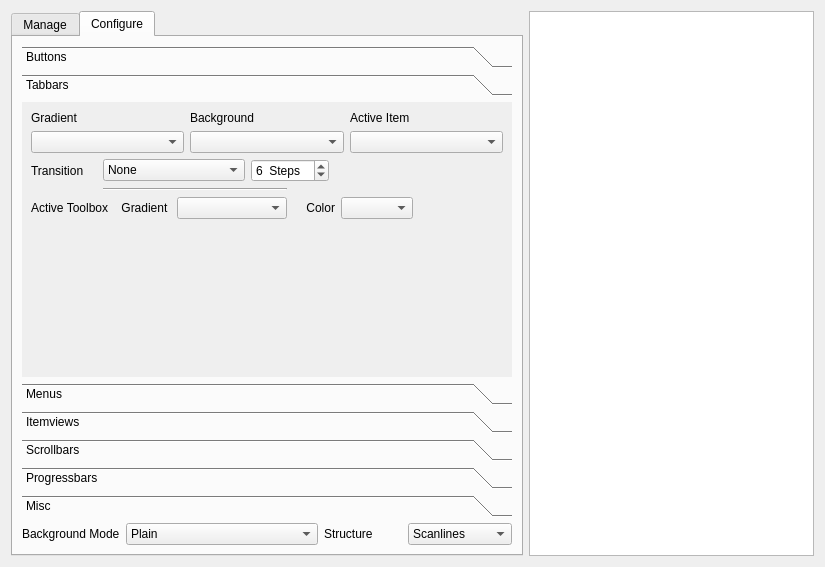
Above: config/config.ui from deiv/bespin-pkg before the change. Below: the same form after it.
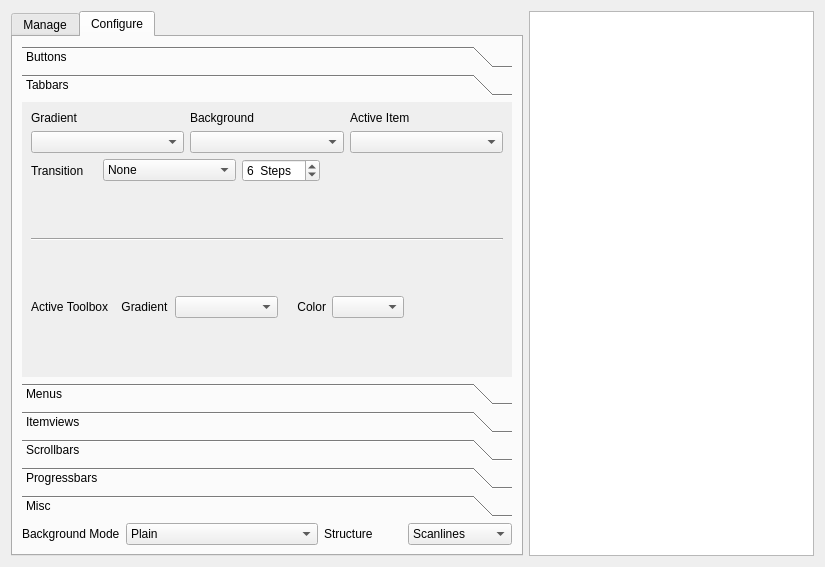
That is the form after the change.

Commit message: more geometry adjustments, shadows, button outlining

```diff
--- a/config/config.ui
+++ b/config/config.ui
@@ -470,24 +470,50 @@
              </property>
             </spacer>
            </item>
-           <item row="2" column="1" colspan="3" >
+           <item row="2" column="2" >
+            <spacer>
+             <property name="orientation" >
+              <enum>Qt::Vertical</enum>
+             </property>
+             <property name="sizeHint" >
+              <size>
+               <width>31</width>
+               <height>31</height>
+              </size>
+             </property>
+            </spacer>
+           </item>
+           <item row="3" column="0" colspan="8" >
             <widget class="Line" name="line_3" >
              <property name="orientation" >
               <enum>Qt::Horizontal</enum>
              </property>
             </widget>
            </item>
-           <item row="3" column="0" colspan="2" >
+           <item row="4" column="2" >
+            <spacer>
+             <property name="orientation" >
+              <enum>Qt::Vertical</enum>
+             </property>
+             <property name="sizeHint" >
+              <size>
+               <width>31</width>
+               <height>31</height>
+              </size>
+             </property>
+            </spacer>
+           </item>
+           <item row="5" column="0" colspan="2" >
             <widget class="QLabel" name="label_22" >
              <property name="text" >
               <string>Active Toolbox    Gradient</string>
              </property>
             </widget>
            </item>
-           <item row="3" column="2" colspan="2" >
+           <item row="5" column="2" colspan="2" >
             <widget class="QComboBox" name="gradTool" />
            </item>
-           <item row="3" column="4" colspan="2" >
+           <item row="5" column="4" colspan="2" >
             <widget class="QLabel" name="label_23" >
              <property name="text" >
               <string>Color</string>
@@ -497,10 +523,10 @@
              </property>
             </widget>
            </item>
-           <item row="3" column="6" >
+           <item row="5" column="6" >
             <widget class="QComboBox" name="crTool" />
            </item>
-           <item row="3" column="7" >
+           <item row="5" column="7" >
             <spacer>
              <property name="orientation" >
               <enum>Qt::Horizontal</enum>
@@ -513,15 +539,15 @@
              </property>
             </spacer>
            </item>
-           <item row="4" column="1" colspan="2" >
+           <item row="6" column="2" >
             <spacer>
              <property name="orientation" >
               <enum>Qt::Vertical</enum>
              </property>
              <property name="sizeHint" >
               <size>
-               <width>142</width>
-               <height>91</height>
+               <width>31</width>
+               <height>31</height>
               </size>
              </property>
             </spacer>
```
Left out of the diff: 20 changed lines with no effect on the pictures. The commit also changes 5 other files.
